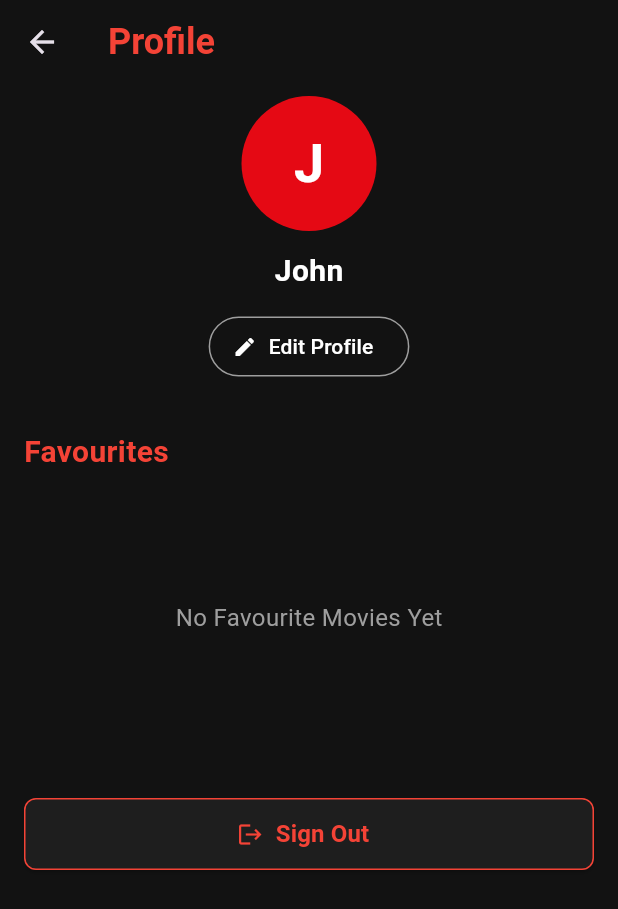
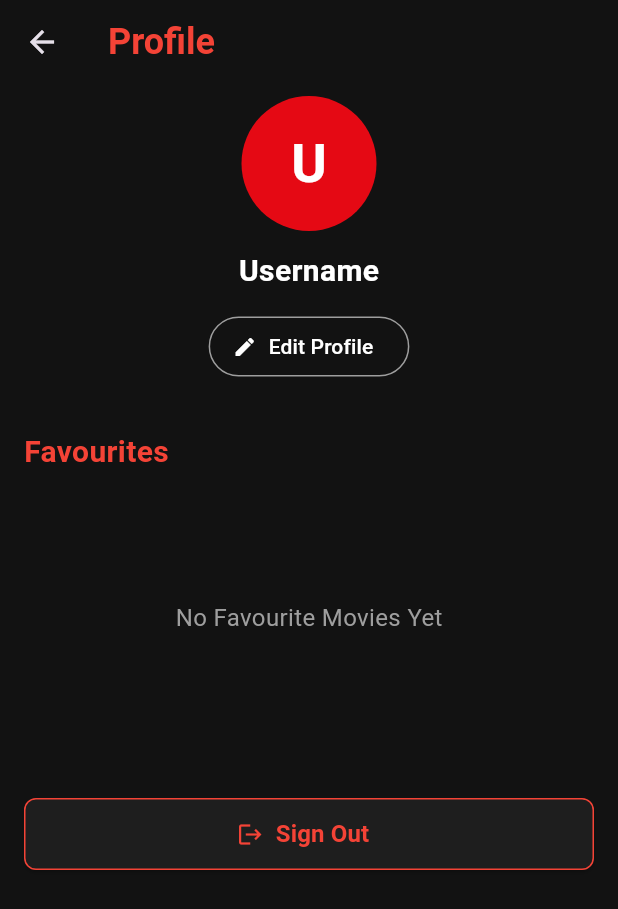
Before and after one commit to sondos-hesham14/Movies_Hub_App, a Flutter app: the ProfileScreen screen opened directly, on a phone screen of 412 x 824 dp. Shown: the top 909 px of the screen. Run offline on Flutter 3.47's test engine with Material 3 defaults, Android fonts, the phone set to English and light mode, and no system bars; our stand-ins replace dio, flutter_bloc.

Commit message:
slight edit

```diff
--- a/lib/cubits/profile/profile_cubit.dart
+++ b/lib/cubits/profile/profile_cubit.dart
@@ -9,8 +9,8 @@ class ProfileCubit extends Cubit<ProfileState> {
     try {
       await Future.delayed(const Duration(milliseconds: 500));
       emit(ProfileSuccess(
-        userName: "John",
-        email: "john@example.com",
+        userName: "Username",
+        email: "username@example.com",
         phone: "01012345678",
         password: "password123",
         favouriteMovies: [],
@@ -36,8 +36,4 @@ class ProfileCubit extends Cubit<ProfileState> {
       ));
     }
   }
-
-  void signOut() {
-
-  }
 }
--- a/lib/main.dart
+++ b/lib/main.dart
@@ -4,7 +4,6 @@ import 'cubits/home/home_cubit.dart';
 import 'screens/splash_screen.dart';
 import 'cubits/profile/profile_cubit.dart';
 import 'cubits/watchlist/watchlist_cubit.dart';
-
 void main() {
   runApp(const MyApp());
 }
--- a/lib/screens/profile_screen.dart
+++ b/lib/screens/profile_screen.dart
@@ -146,13 +146,12 @@ class ProfileScreen extends StatelessWidget {
 
                   const SizedBox(height: 40),
 
-                  //sign out button
+                  //Signout Button
                 SizedBox(
                  width: double.infinity,
                  height: 48,
                  child: ElevatedButton.icon(
                  onPressed: () {
-                        context.read<ProfileCubit>().signOut();
                  Navigator.pushAndRemoveUntil(
                   context,
                     MaterialPageRoute(
```
Lines whose indentation alone changed are shown as unchanged.
